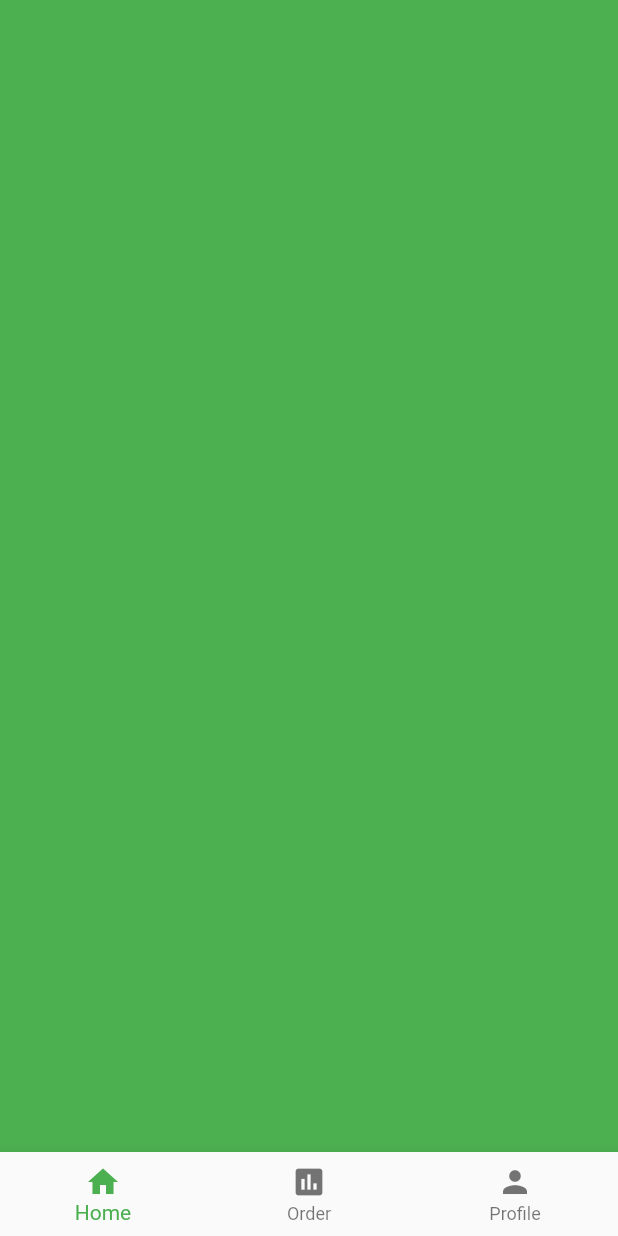
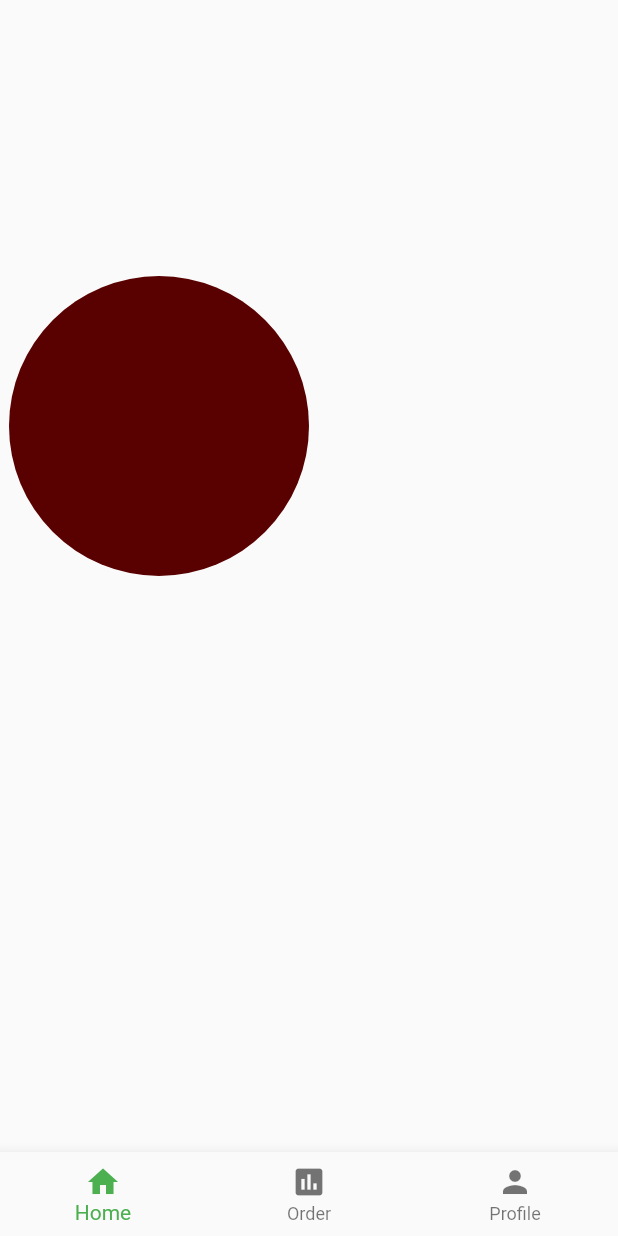
Before and after one commit to chunlee-thong/flutter_training, a Flutter app: the RootPage screen opened directly, swiped to page 3, on a phone screen of 412 x 824 dp. Run offline on Flutter 3.47's test engine with Material 2 defaults, Android fonts, the phone set to English and light mode, and no system bars; our stand-ins replace cloud_firestore, dio, easy_localization, faker, firebase_auth, firebase_core and 1 more; accounts and stored records are empty.

Commit message:
push latest

```diff
--- /dev/null
+++ b/wow_panda/lib/src/pages/profile/profile_page.dart
@@ -0,0 +1,103 @@
+import 'dart:io';
+
+import 'package:flutter/material.dart';
+
+// main isolate
+// isolate
+
+class ProfilePage extends StatefulWidget {
+  const ProfilePage({Key? key}) : super(key: key);
+
+  @override
+  State<ProfilePage> createState() => _ProfilePageState();
+}
+
+class _ProfilePageState extends State<ProfilePage> {
+  bool loading = true;
+  late File file;
+
+  void downloadFile() async {
+    // Directory dir = await getApplicationDocumentsDirectory();
+    // //
+    // file = File("$dir/cat.json");
+    // if (!file.existsSync()) {
+    //   await file.create(recursive: true);
+    //   await file.writeAsString(jsonEncode({"id": "123"}));
+    // }
+    // setState(() {
+    //   loading = false;
+    // });
+    //
+  }
+
+  @override
+  void initState() {
+    downloadFile();
+    super.initState();
+  }
+
+  @override
+  Widget build(BuildContext context) {
+    return Scaffold(
+      body: Center(
+        child: TweenAnimationBuilder<double>(
+            duration: const Duration(seconds: 2),
+            tween: Tween<double>(begin: 0.0, end: 255.0),
+            builder: (context, value, _) {
+              return CustomPaint(
+                painter: Painter(value.toInt()),
+                child: const SizedBox(
+                  // color: Colors.red,
+                  width: 200,
+                  height: 200,
+                ),
+              );
+            }),
+      ),
+    );
+  }
+}
+
+class Painter extends CustomPainter {
+  final int color;
+
+  Painter(this.color);
+  @override
+  void paint(Canvas canvas, Size size) {
+    Paint paint = Paint()
+      ..color = Color.fromRGBO(color, 0, 0, 1.0)
+      ..style = PaintingStyle.fill;
+    canvas.drawCircle(Offset.zero, 100, paint);
+    // canvas.pa
+    // Triangle triangle = Triangle();
+    // canvas.drawPath(triangle.getClip(size), paint);
+  }
+
+  @override
+  bool shouldRepaint(covariant CustomPainter oldDelegate) {
+    return true;
+  }
+}
+
+class Triangle extends CustomClipper<Path> {
+  @override
+  Path getClip(Size size) {
+    final path = Path();
+    path.moveTo(0, 0);
+    path.lineTo(size.width, size.height);
+    path.quadraticBezierTo(
+      size.width - 20,
+      20,
+      size.width / 2,
+      0,
+    );
+    path.lineTo(0, size.height);
+    path.close();
+    return path;
+  }
+
+  @override
+  bool shouldReclip(covariant CustomClipper oldClipper) {
+    return true;
+  }
+}
--- a/wow_panda/lib/src/pages/root/root_page.dart
+++ b/wow_panda/lib/src/pages/root/root_page.dart
@@ -4,6 +4,7 @@ import 'package:wow_panda/src/pages/home/home_page.dart';
 import 'package:wow_panda/src/widgets/bottom_navigation_widget.dart';
 
 import '../order/order_page.dart';
+import '../profile/profile_page.dart';
 
 class RootPage extends StatefulWidget {
   const RootPage({Key? key}) : super(key: key);
@@ -15,8 +16,8 @@ class RootPage extends StatefulWidget {
 class _RootPageState extends State<RootPage> {
   static final List<Widget> _pages = [
     const HomePage(),
-    IntervalAnimation(),
-    Container(color: Colors.green),
+    const OrderPage(),
+    const ProfilePage(),
   ];
 
   @override
--- a/wow_panda/pubspec.yaml
+++ b/wow_panda/pubspec.yaml
@@ -24,6 +24,7 @@ dependencies:
   easy_localization: ^3.0.1
   rxdart: ^0.27.5
   dio: ^4.0.6
+  path_provider: ^2.0.11
 
 dev_dependencies:
   flutter_test:
```
Also changed, not shown: 3 other files.
